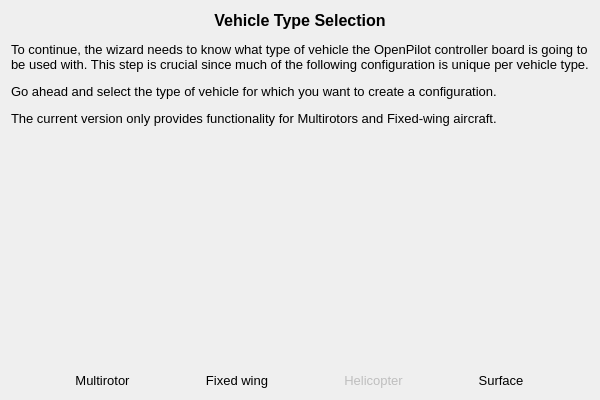
Old version of the form ground/openpilotgcs/src/plugins/setupwizard/pages/vehiclepage.ui in the repository librepilot/LibrePilot.
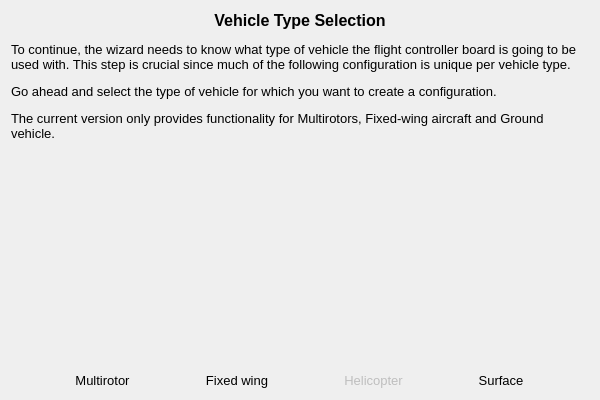
New version of the form. Icons and pictures are not drawn.

```diff
--- a/ground/openpilotgcs/src/plugins/setupwizard/pages/vehiclepage.ui
+++ b/ground/openpilotgcs/src/plugins/setupwizard/pages/vehiclepage.ui
@@ -22,9 +22,9 @@
 p, li { white-space: pre-wrap; }
 &lt;/style&gt;&lt;/head&gt;&lt;body style=&quot; font-family:'Cantarell'; font-size:11pt; font-weight:400; font-style:normal;&quot;&gt;
 &lt;p align=&quot;center&quot; style=&quot; margin-top:12px; margin-bottom:12px; margin-left:0px; margin-right:0px; -qt-block-indent:0; text-indent:0px;&quot;&gt;&lt;span style=&quot; font-family:'MS Shell Dlg 2'; font-size:12pt; font-weight:600;&quot;&gt;Vehicle Type Selection&lt;/span&gt;&lt;/p&gt;
-&lt;p style=&quot; margin-top:12px; margin-bottom:12px; margin-left:0px; margin-right:0px; -qt-block-indent:0; text-indent:0px;&quot;&gt;&lt;span style=&quot; font-family:'MS Shell Dlg 2'; font-size:10pt;&quot;&gt;To continue, the wizard needs to know what type of vehicle the OpenPilot controller board is going to be used with. This step is crucial since much of the following configuration is unique per vehicle type.&lt;/span&gt;&lt;/p&gt;
+&lt;p style=&quot; margin-top:12px; margin-bottom:12px; margin-left:0px; margin-right:0px; -qt-block-indent:0; text-indent:0px;&quot;&gt;&lt;span style=&quot; font-family:'MS Shell Dlg 2'; font-size:10pt;&quot;&gt;To continue, the wizard needs to know what type of vehicle the flight controller board is going to be used with. This step is crucial since much of the following configuration is unique per vehicle type.&lt;/span&gt;&lt;/p&gt;
 &lt;p style=&quot; margin-top:12px; margin-bottom:12px; margin-left:0px; margin-right:0px; -qt-block-indent:0; text-indent:0px;&quot;&gt;&lt;span style=&quot; font-family:'MS Shell Dlg 2'; font-size:10pt;&quot;&gt;Go ahead and select the type of vehicle for which you want to create a configuration.&lt;/span&gt;&lt;/p&gt;
-&lt;p style=&quot; margin-top:12px; margin-bottom:12px; margin-left:0px; margin-right:0px; -qt-block-indent:0; text-indent:0px;&quot;&gt;&lt;span style=&quot; font-family:'MS Shell Dlg 2'; font-size:10pt;&quot;&gt;The current version only provides functionality for Multirotors and Fixed-wing aircraft.&lt;/span&gt;&lt;/p&gt;&lt;/body&gt;&lt;/html&gt;</string>
+&lt;p style=&quot; margin-top:12px; margin-bottom:12px; margin-left:0px; margin-right:0px; -qt-block-indent:0; text-indent:0px;&quot;&gt;&lt;span style=&quot; font-family:'MS Shell Dlg 2'; font-size:10pt;&quot;&gt;The current version only provides functionality for Multirotors, Fixed-wing aircraft and Ground vehicle.&lt;/span&gt;&lt;/p&gt;&lt;/body&gt;&lt;/html&gt;</string>
      </property>
      <property name="alignment">
       <set>Qt::AlignLeading|Qt::AlignLeft|Qt::AlignTop</set>
```
